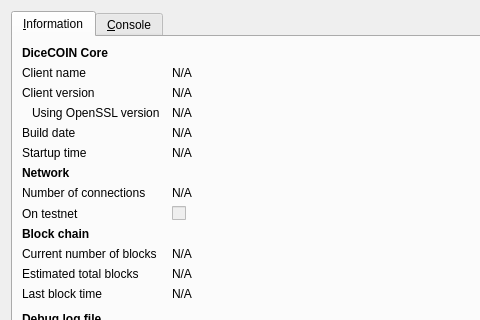
This is src/qt/forms/rpcconsole.ui in dicecoin-project/dicecoin as Qt 5 draws it before an edit; both pictures show x 0 to 480 and y 0 to 320 of the 740 by 450 pixel window. The edited form follows.
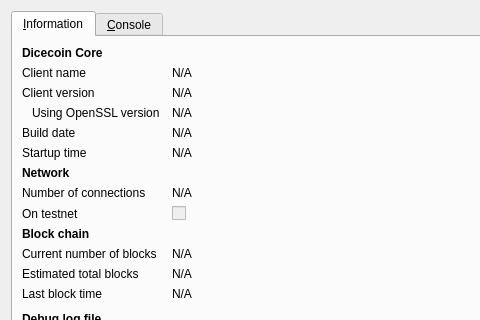
This is the edited form. Icons and pictures are not drawn.

```diff
--- a/src/qt/forms/rpcconsole.ui
+++ b/src/qt/forms/rpcconsole.ui
@@ -36,7 +36,7 @@
           </font>
          </property>
          <property name="text">
-          <string>DiceCOIN Core</string>
+          <string>Dicecoin Core</string>
          </property>
         </widget>
        </item>
```
Left out of the diff: 6 changed lines with no effect on the pictures.
